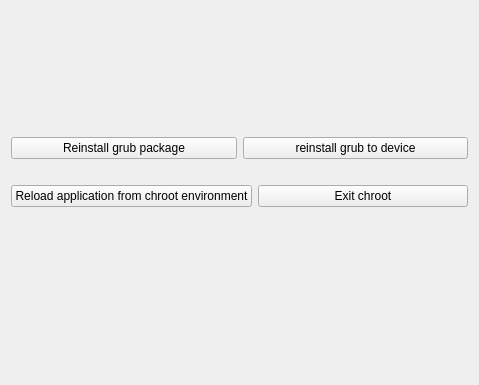
Before: the Qt Designer form ui/chroot_after.ui in Thenujan-0/grub-editor, drawn with Qt 5.
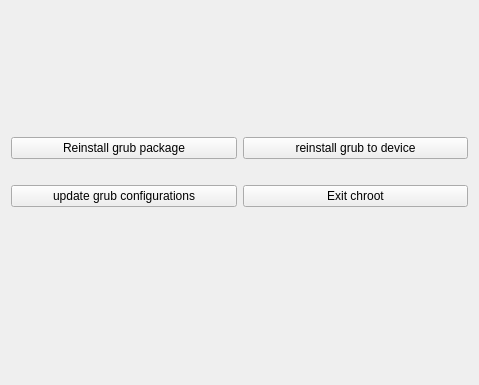
After: the same form once the commit is applied.

Commit message: did some more works on chroot, fixed some bugs that caused crash when newly installed , started working on creating loading bar widget

```diff
--- a/ui/chroot_after.ui
+++ b/ui/chroot_after.ui
@@ -48,7 +48,7 @@
        <item>
         <widget class="QPushButton" name="pushButton_3">
          <property name="text">
-          <string>Reload application from chroot environment</string>
+          <string>update grub configurations</string>
          </property>
         </widget>
        </item>
```
Left out of the diff: 4 changed lines with no effect on the pictures. The commit also changes 8 other files.
